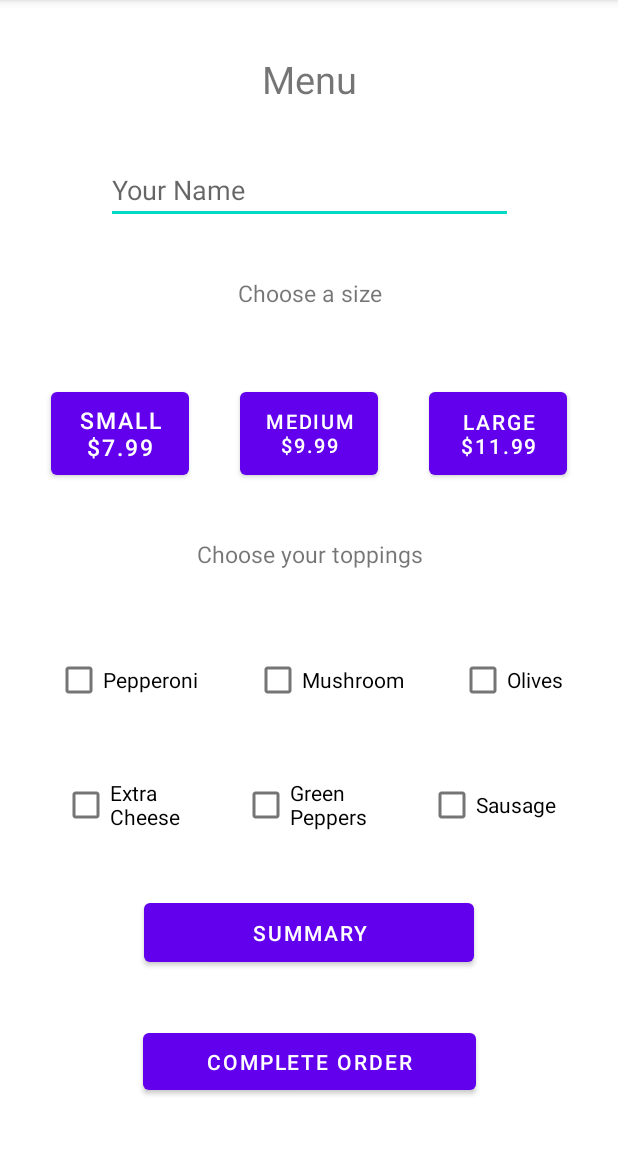
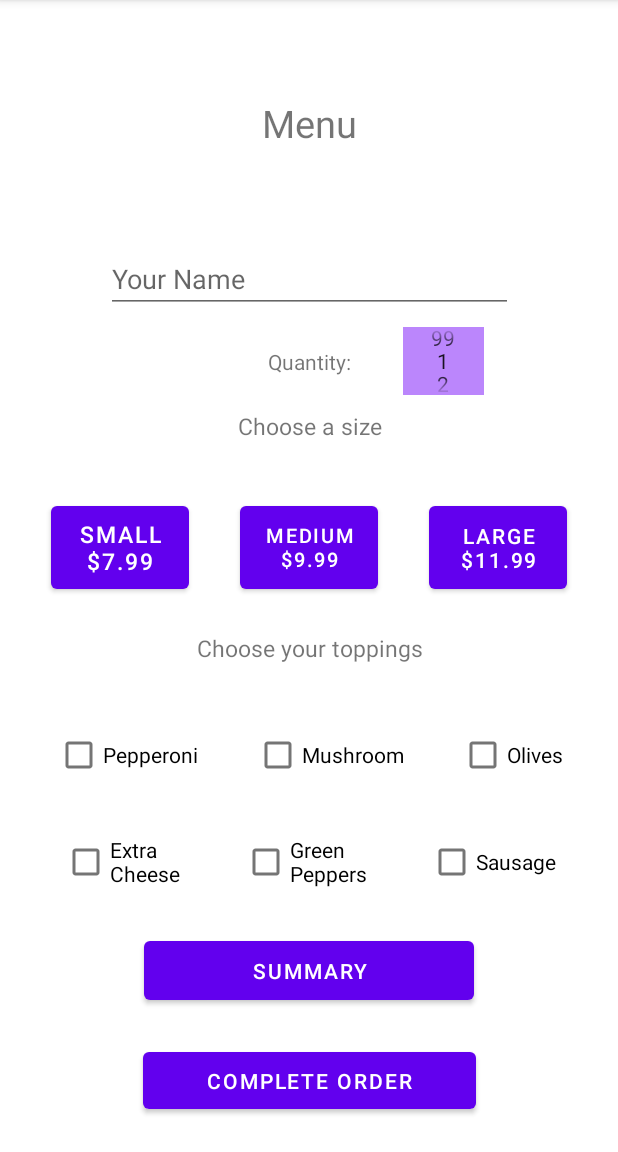
Before and after one commit to joemoon-0/WebMobile-2022Spring, an Android app: the screen it shows after launch (menu), on a phone screen of 412 x 824 dp, the part 84-1236 px from its top. Run offline under Robolectric (Android 15) with nearby library versions, the phone set to English and light mode, and no system bars.

```diff
--- a/2022Spring-Mobile/Mobile_ICP9/app/src/main/res/layout/activity_menu.xml
+++ b/2022Spring-Mobile/Mobile_ICP9/app/src/main/res/layout/activity_menu.xml
@@ -17,7 +17,8 @@
         app:layout_constraintEnd_toEndOf="parent"
         app:layout_constraintHorizontal_bias="0.5"
         app:layout_constraintStart_toStartOf="parent"
-        app:layout_constraintTop_toTopOf="parent" />
+        app:layout_constraintTop_toTopOf="parent"
+        android:inputType="textPersonName"/>
 
     <TextView
         android:id="@+id/menuTitle2"
@@ -30,7 +31,27 @@
         app:layout_constraintEnd_toEndOf="parent"
         app:layout_constraintHorizontal_bias="0.5"
         app:layout_constraintStart_toStartOf="parent"
+        app:layout_constraintTop_toBottomOf="@+id/quantity_title" />
+
+    <TextView
+        android:id="@+id/quantity_title"
+        android:layout_width="wrap_content"
+        android:layout_height="wrap_content"
+        android:text="Quantity:"
+        app:layout_constraintBottom_toTopOf="@+id/menuTitle2"
+        app:layout_constraintEnd_toEndOf="parent"
+        app:layout_constraintStart_toStartOf="parent"
         app:layout_constraintTop_toBottomOf="@+id/name" />
+
+    <NumberPicker
+        android:id="@+id/quantity"
+        android:layout_width="54dp"
+        android:layout_height="45dp"
+        app:layout_constraintBottom_toTopOf="@+id/menuTitle2"
+        app:layout_constraintEnd_toEndOf="parent"
+        app:layout_constraintStart_toStartOf="@id/quantity_title"
+        app:layout_constraintTop_toBottomOf="@+id/name"
+        android:background="@color/purple_200" />
 
     <TextView
         android:id="@+id/menuTitle3"
@@ -100,7 +121,8 @@
         app:layout_constraintEnd_toStartOf="@+id/mushroom"
         app:layout_constraintHorizontal_bias="0.5"
         app:layout_constraintStart_toStartOf="parent"
-        app:layout_constraintTop_toBottomOf="@+id/menuTitle3" />
+        app:layout_constraintTop_toBottomOf="@+id/menuTitle3"
+        android:onClick="onCheckboxClicked" />
 
     <CheckBox
         android:id="@+id/cheese"
@@ -111,7 +133,8 @@
         app:layout_constraintEnd_toStartOf="@+id/gpepper"
         app:layout_constraintHorizontal_bias="0.5"
         app:layout_constraintStart_toStartOf="parent"
-        app:layout_constraintTop_toBottomOf="@+id/pepperoni" />
+        app:layout_constraintTop_toBottomOf="@+id/pepperoni"
+        android:onClick="onCheckboxClicked" />
 
     <CheckBox
         android:id="@+id/mushroom"
@@ -122,7 +145,8 @@
         app:layout_constraintEnd_toStartOf="@+id/olives"
         app:layout_constraintHorizontal_bias="0.5"
         app:layout_constraintStart_toEndOf="@+id/pepperoni"
-        app:layout_constraintTop_toBottomOf="@+id/menuTitle3" />
+        app:layout_constraintTop_toBottomOf="@+id/menuTitle3"
+        android:onClick="onCheckboxClicked" />
 
     <CheckBox
         android:id="@+id/gpepper"
@@ -133,7 +157,8 @@
         app:layout_constraintEnd_toStartOf="@+id/sausage"
         app:layout_constraintHorizontal_bias="0.5"
         app:layout_constraintStart_toEndOf="@+id/cheese"
-        app:layout_constraintTop_toBottomOf="@+id/mushroom" />
+        app:layout_constraintTop_toBottomOf="@+id/mushroom"
+        android:onClick="onCheckboxClicked" />
 
     <CheckBox
         android:id="@+id/olives"
@@ -144,7 +169,8 @@
         app:layout_constraintEnd_toEndOf="parent"
         app:layout_constraintHorizontal_bias="0.5"
         app:layout_constraintStart_toEndOf="@+id/mushroom"
-        app:layout_constraintTop_toBottomOf="@+id/menuTitle3" />
+        app:layout_constraintTop_toBottomOf="@+id/menuTitle3"
+        android:onClick="onCheckboxClicked" />
 
     <CheckBox
         android:id="@+id/sausage"
@@ -155,7 +181,8 @@
         app:layout_constraintEnd_toEndOf="parent"
         app:layout_constraintHorizontal_bias="0.5"
         app:layout_constraintStart_toEndOf="@+id/gpepper"
-        app:layout_constraintTop_toBottomOf="@+id/olives" />
+        app:layout_constraintTop_toBottomOf="@+id/olives"
+        android:onClick="onCheckboxClicked" />
 
     <Button
         android:id="@+id/summary"
```
Also changed, not shown: 2022Spring-Mobile/Mobile_ICP9/app/src/main/AndroidManifest.xml (+3 -4 lines), 2022Spring-Mobile/Mobile_ICP9/app/src/main/java/com/example/icp9/menu.java (+59 -63 lines), 2022Spring-Mobile/Mobile_ICP9/app/src/main/java/com/example/icp9/summary.java (+26 -14 lines), 2022Spring-Mobile/Mobile_ICP9/app/src/main/res/layout/activity_summary.xml (+39 -14 lines).
